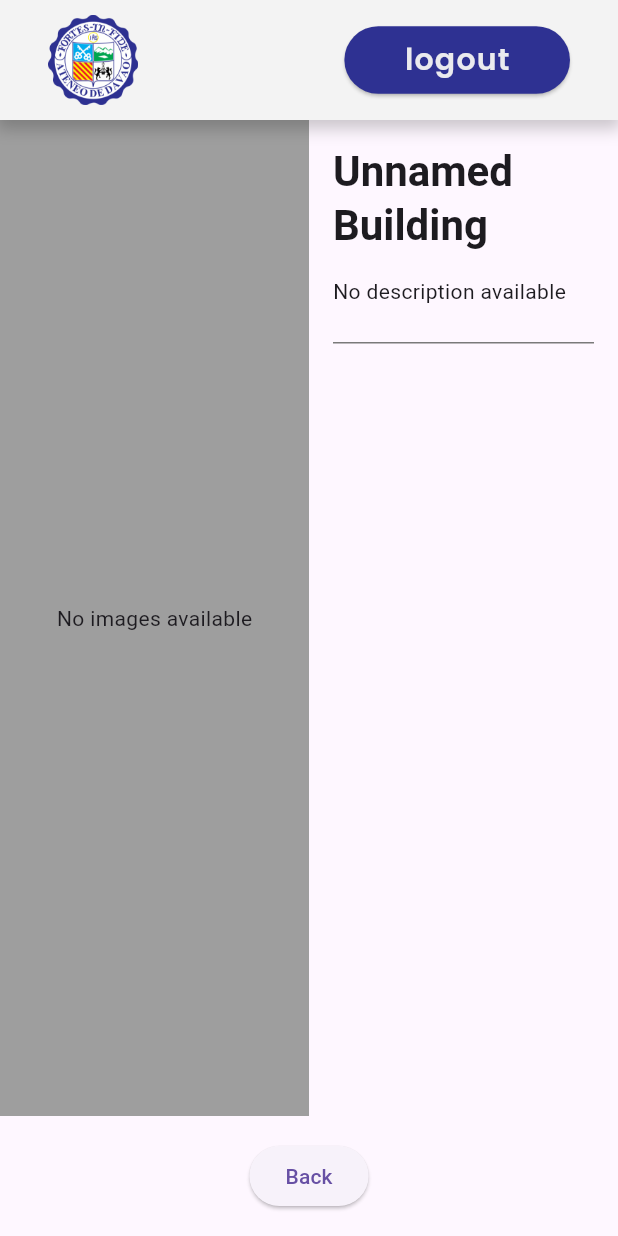
After one commit to Syrichtta/WebUnicamp, a Flutter app: the FacilitiesScreen screen opened by its route, on a phone screen of 412 x 824 dp. The commit adds this screen. Run offline on Flutter 3.47's test engine with Material 3 defaults, Android fonts, the phone set to English and light mode, and no system bars; our stand-ins replace carousel_slider, cloud_firestore, firebase_auth, firebase_core, flutter_dotenv, google_fonts and 1 more; missing offline and left inert: image_network; accounts and stored records are empty.

Commit message:
updated to use default network image

```diff
--- a/webunicamp/lib/main.dart
+++ b/webunicamp/lib/main.dart
@@ -2,6 +2,7 @@ import 'package:flutter/material.dart';
 import 'package:firebase_core/firebase_core.dart';
 import 'package:flutter_dotenv/flutter_dotenv.dart';
 import 'package:webunicamp/src/screens/buildingscreen.dart';
+import 'package:webunicamp/src/screens/facilitiesscreen.dart';
 import 'package:webunicamp/src/screens/loginscreen.dart';
 import 'package:webunicamp/src/screens/homescreen.dart';
 import 'package:firebase_auth/firebase_auth.dart';
@@ -45,6 +46,7 @@ class MainApp extends StatelessWidget {
         '/': (context) => const LoginScreen(),
         '/home': (context) => const HomeScreen(),
         '/buildings': (context) => BuildingScreen(),
+        '/facilities': (context) => FacilitiesScreen(),
       },
     );
   }
--- /dev/null
+++ b/webunicamp/lib/src/screens/facilitiesscreen.dart
@@ -0,0 +1,109 @@
+import 'package:flutter/material.dart';
+import 'package:cloud_firestore/cloud_firestore.dart';
+import 'package:carousel_slider/carousel_slider.dart';
+import 'package:image_network/image_network.dart';
+import 'package:webunicamp/src/widgets/custom_appbar.dart';
+import 'package:webunicamp/src/widgets/location_card.dart';
+
+class FacilitiesScreen extends StatelessWidget {
+  const FacilitiesScreen({Key? key}) : super(key: key);
+
+  @override
+  Widget build(BuildContext context) {
+    final args =
+        ModalRoute.of(context)?.settings.arguments as Map<String, dynamic>?;
+    final name = args?['Name'] ?? 'Unnamed Building';
+    final description = args?['Description'] ?? 'No description available';
+    final photoURLs = args?['PhotoURL'] as List<dynamic>? ?? [];
+
+    return Scaffold(
+      appBar: CustomAppBar(),
+      body: Column(
+        children: [
+          Expanded(
+            child: Row(
+              children: [
+                Expanded(
+                  flex: 1,
+                  child: photoURLs.isEmpty
+                      ? Container(
+                          decoration: const BoxDecoration(
+                            color: Colors.grey,
+                          ),
+                          child: const Center(
+                            child: Text('No images available'),
+                          ),
+                        )
+                      : CarouselSlider(
+                          options: CarouselOptions(
+                            height: double.infinity,
+                            viewportFraction: 1.0,
+                            enlargeCenterPage: false,
+                            autoPlay: true,
+                            autoPlayInterval: const Duration(seconds: 5),
+                          ),
+                          items: photoURLs.map((url) {
+                            return Builder(
+                              builder: (BuildContext context) {
+                                return Container(
+                                  width: double.infinity,
+                                  child: ImageNetwork(
+                                    height: 720,
+                                    width: 1024,
+                                    image: url,
+                                    fitWeb: BoxFitWeb.cover,
+                                    // onLoading: const CircularProgressIndicator(
+                                    //   color: Colors.indigoAccent,
+                                    // ),
+                                    onError: const Icon(
+                                      Icons.error,
+                                      color: Colors.red,
+                                    ),
+                                  ),
+                                );
+                              },
+                            );
+                          }).toList(),
+                        ),
+                ),
+                Expanded(
+                  flex: 1,
+                  child: Padding(
+                    padding: const EdgeInsets.all(16.0),
+                    child: Column(
+                      crossAxisAlignment: CrossAxisAlignment.start,
+                      children: [
+                        Text(
+                          name,
+                          style: Theme.of(context)
+                              .textTheme
+                              .headlineMedium
+                              ?.copyWith(fontWeight: FontWeight.bold),
+                        ),
+                        const SizedBox(height: 16),
+                        Text(
+                          description,
+                          style: Theme.of(context).textTheme.bodyMedium,
+                        ),
+                        const SizedBox(height: 24),
+                        Container(height: 1, color: Color(0xFF7a7a7a)),
+                        const SizedBox(height: 24),
+                      ],
+                    ),
+                  ),
+                ),
+              ],
+            ),
+          ),
+          Padding(
+            padding: const EdgeInsets.all(16.0),
+            child: ElevatedButton(
+              onPressed: () => Navigator.pop(context),
+              child: const Text("Back"),
+            ),
+          ),
+        ],
+      ),
+    );
+  }
+}
```
Also changed, not shown: webunicamp/lib/src/screens/buildingscreen.dart (+67 -18 lines), webunicamp/lib/src/widgets/building_card.dart (+20 -23 lines).
